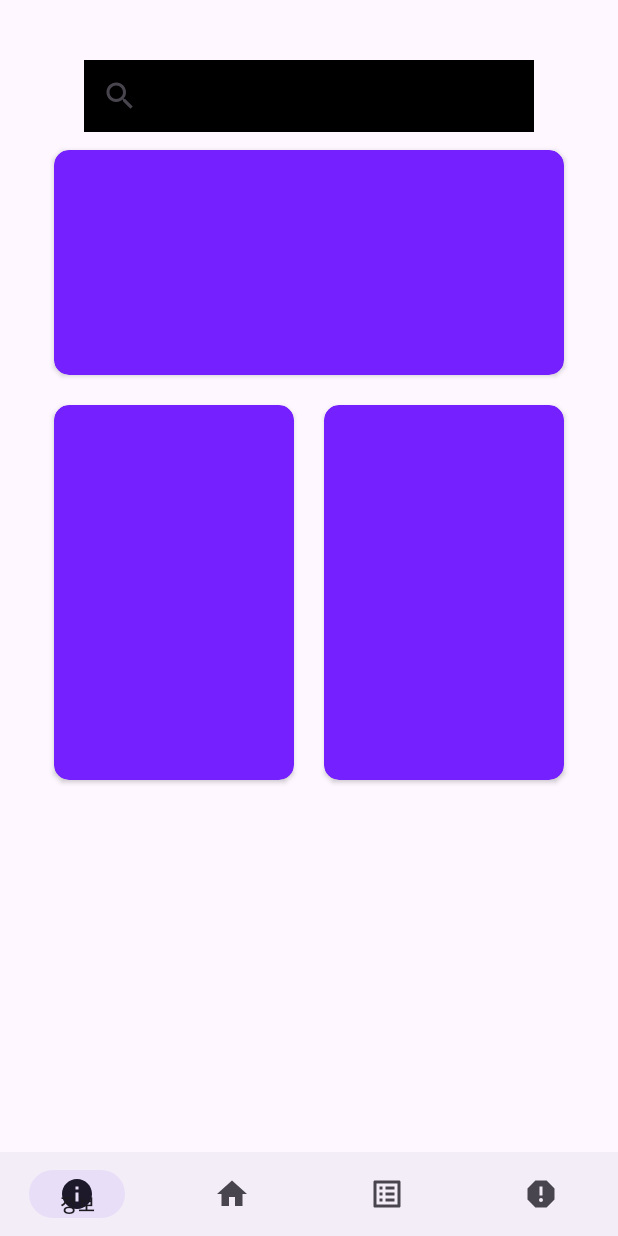
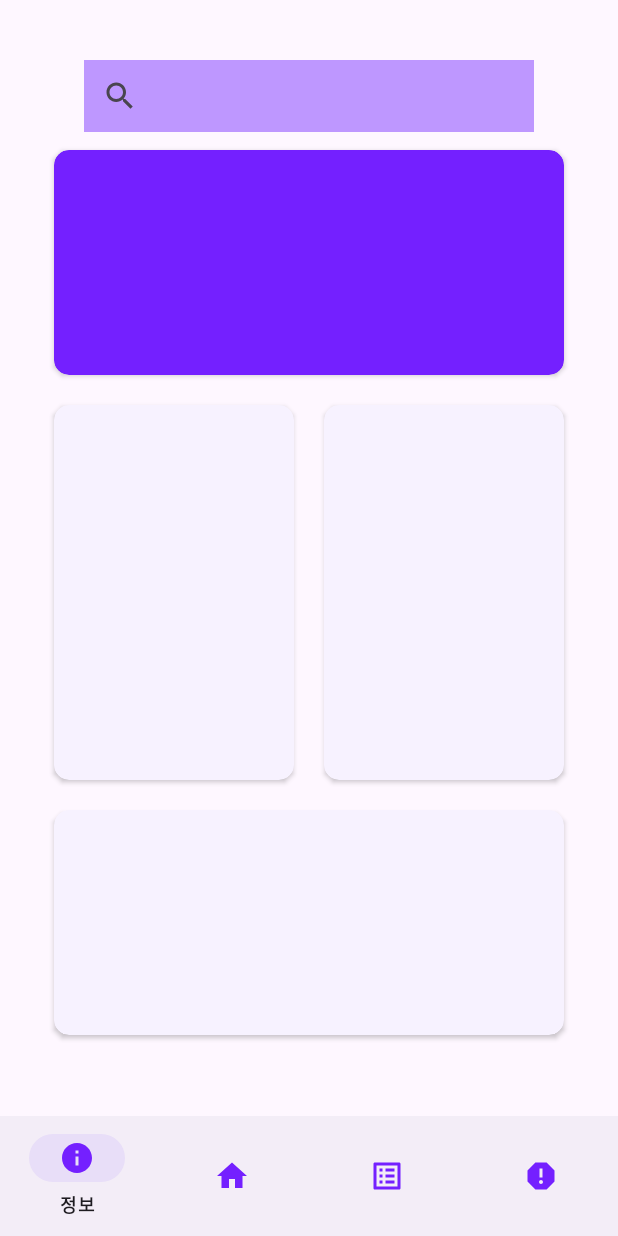
Before and after one commit to animal-forest-DGSW/Android, an Android app: the HomeFragment screen opened directly, with no data from a screen before it, on a phone screen of 412 x 824 dp. Run offline under Robolectric (Android 15) with nearby library versions, the phone set to English and light mode, and no system bars; our stand-ins replace navigation-ui.

Commit message:
Add : Design 작업 #1
2022-07-19

```diff
--- a/app/src/main/java/com/example/hackathon/view/activity/SignUpActivity.kt
+++ b/app/src/main/java/com/example/hackathon/view/activity/SignUpActivity.kt
@@ -5,6 +5,7 @@ import android.os.Bundle
 import android.os.PersistableBundle
 import androidx.activity.viewModels
 import androidx.appcompat.app.AppCompatActivity
+import androidx.core.view.WindowCompat
 import com.example.hackathon.R
 import com.example.hackathon.databinding.ActivitySignUpBinding
 import com.example.hackathon.viewmodel.SignUpViewModel
@@ -13,6 +14,7 @@ class SignUpActivity : AppCompatActivity(){
     private val viewModel : SignUpViewModel by viewModels()
     override fun onCreate(savedInstanceState: Bundle?, persistentState: PersistableBundle?) {
         super.onCreate(savedInstanceState, persistentState)
+        WindowCompat.setDecorFitsSystemWindows(window, false)
         val binding = ActivitySignUpBinding.inflate(layoutInflater)
         setContentView(binding.root)
 
--- /dev/null
+++ b/app/src/main/res/drawable/bg_btn_basic.xml
@@ -0,0 +1,5 @@
+<?xml version="1.0" encoding="utf-8"?>
+<shape xmlns:android="http://schemas.android.com/apk/res/android">
+    <solid android:color="@color/main"/>
+    <corners android:radius="30dp"/>
+</shape>
--- a/app/src/main/res/layout/activity_main.xml
+++ b/app/src/main/res/layout/activity_main.xml
@@ -27,9 +27,10 @@
     <com.google.android.material.bottomnavigation.BottomNavigationView
         android:id="@+id/bottomNavigationView"
         android:layout_width="match_parent"
-        android:layout_height="56dp"
+        android:layout_height="wrap_content"
         app:menu="@menu/menu_main"
         app:layout_constraintBottom_toBottomOf="parent"
         app:layout_constraintEnd_toEndOf="parent"
-        app:layout_constraintStart_toStartOf="parent"/>
+        app:layout_constraintStart_toStartOf="parent"
+        app:itemIconTint="@color/main" />
 </androidx.constraintlayout.widget.ConstraintLayout>
--- a/app/src/main/res/layout/fragment_apply.xml
+++ b/app/src/main/res/layout/fragment_apply.xml
@@ -70,6 +70,10 @@
             android:text="@string/text_apply"
             app:layout_constraintTop_toBottomOf="@id/content"
             app:layout_constraintEnd_toEndOf="@id/content"
-            android:layout_marginTop="10dp"/>
+            android:layout_marginTop="10dp"
+            android:background="@drawable/bg_btn_basic"
+            android:textColor="@color/white"
+            android:textSize="15dp"
+            android:textStyle="bold"/>
     </androidx.constraintlayout.widget.ConstraintLayout>
 </layout>
--- a/app/src/main/res/layout/fragment_home.xml
+++ b/app/src/main/res/layout/fragment_home.xml
@@ -10,7 +10,7 @@
         app:layout_constraintStart_toStartOf="parent"
         app:layout_constraintEnd_toEndOf="parent"
         android:layout_marginTop="40dp"
-        android:background="@color/black"/>
+        android:background="@color/view_bg"/>
     <androidx.cardview.widget.CardView
         android:id="@+id/home_main_card"
         android:layout_width="340dp"
@@ -27,7 +27,7 @@
         android:id="@+id/small_pet_card"
         android:layout_width="160dp"
         android:layout_height="250dp"
-        app:cardBackgroundColor="@color/main"
+        app:cardBackgroundColor="@color/card_bg"
         app:cardCornerRadius="10dp"
         app:layout_constraintTop_toBottomOf="@id/home_main_card"
         android:layout_marginTop="20dp"
@@ -38,13 +38,22 @@
         android:id="@+id/big_pet_card"
         android:layout_width="160dp"
         android:layout_height="250dp"
-        app:cardBackgroundColor="@color/main"
+        app:cardBackgroundColor="@color/card_bg"
         app:cardCornerRadius="10dp"
         app:layout_constraintTop_toBottomOf="@id/home_main_card"
         android:layout_marginTop="20dp"
-        app:layout_constraintEnd_toEndOf="@id/home_main_card"
-
-        >
+        app:layout_constraintEnd_toEndOf="@id/home_main_card">
+    </androidx.cardview.widget.CardView>
+    <androidx.cardview.widget.CardView
+        android:id="@+id/home_bottom_card"
+        android:layout_width="340dp"
+        android:layout_height="150dp"
+        app:cardBackgroundColor="@color/card_bg"
+        app:cardCornerRadius="10dp"
+        app:layout_constraintTop_toBottomOf="@id/small_pet_card"
+        android:layout_marginTop="20dp"
+        app:layout_constraintStart_toStartOf="parent"
+        app:layout_constraintEnd_toEndOf="parent">
 
     </androidx.cardview.widget.CardView>
 </androidx.constraintlayout.widget.ConstraintLayout>
--- a/app/src/main/res/values/colors.xml
+++ b/app/src/main/res/values/colors.xml
@@ -3,4 +3,6 @@
     <color name="black">#FF000000</color>
     <color name="white">#FFFFFFFF</color>
     <color name="main">#7420FF</color>
+    <color name="card_bg">#F7F2FF</color>
+    <color name="view_bg">#BE97FF</color>
 </resources>
```
Also changed, not shown: app/src/main/res/layout/activity_login.xml (+10 -3 lines), app/src/main/res/layout/activity_sign_up.xml (+16 -5 lines).
